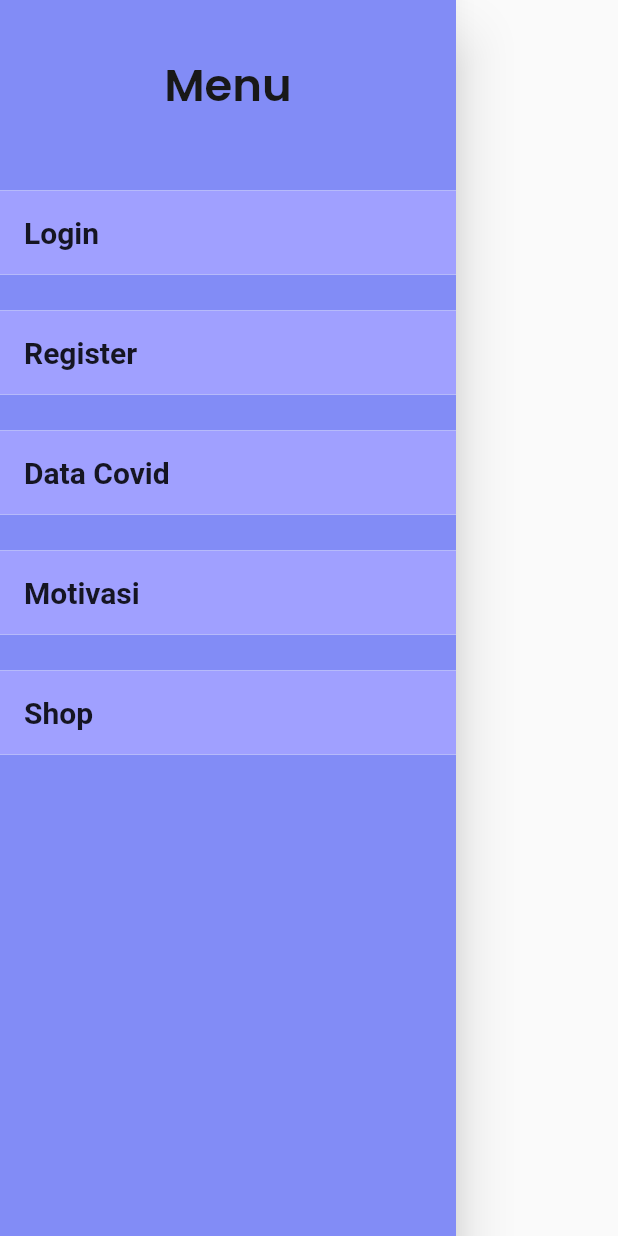
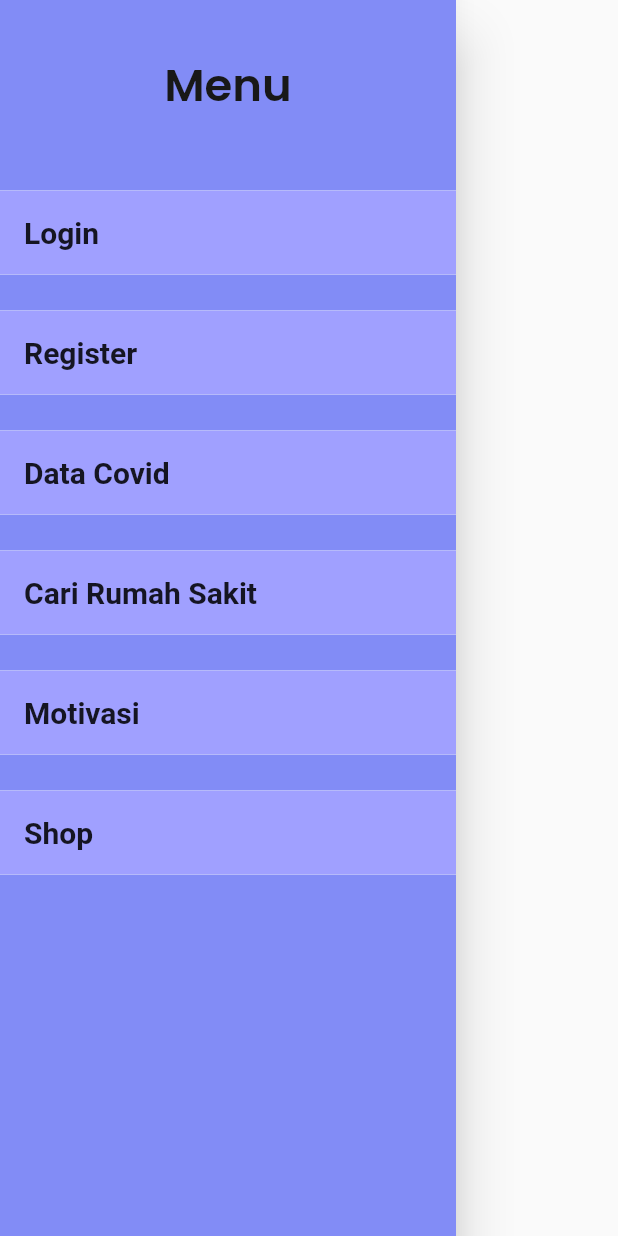
Before and after one commit to MikaSRahwono/covid19_panicbutton_mob, a Flutter app: the MainDrawer widget shown alone on an empty page, opened directly, on a phone screen of 412 x 824 dp. Run offline on Flutter 3.47's test engine with Material 2 defaults, Android fonts, the phone set to English and light mode, and no system bars; our stand-ins replace geolocator, google_fonts, shared_preferences, url_launcher_web; missing offline and left inert: geolocator_web, shared_preferences_web; accounts and stored records are empty; network calls fail; Roboto replaces fonts that are missing (RobotoCondensed).

Commit message:
combine features

```diff
--- a/lib/widgets/drawer.dart
+++ b/lib/widgets/drawer.dart
@@ -6,6 +6,7 @@ import '../screens/logout.dart';
 import '../cookie_request.dart';
 import 'package:provider/provider.dart';
 import '../motivasi/motivasi.dart';
+import '../hospital/hospital_page.dart';
 import '../shop/shop.dart';
 import 'package:google_fonts/google_fonts.dart';
 
@@ -63,6 +64,12 @@ class MainDrawer extends StatelessWidget {
                 Navigator.push(context,
                     MaterialPageRoute(builder: (context) => DataCovidPage()));
               }),
+              SizedBox(height: 24),
+              buildListTile("Cari Rumah Sakit", true, () {
+                Navigator.pop(context);
+                Navigator.push(context,
+                    MaterialPageRoute(builder: (context) => PlacesPage()));
+              }),
               const SizedBox(height: 24),
               buildListTile("Motivasi", true, () {
                 Navigator.pop(context);
```
Also changed, not shown: pubspec.lock, 3 other files.
